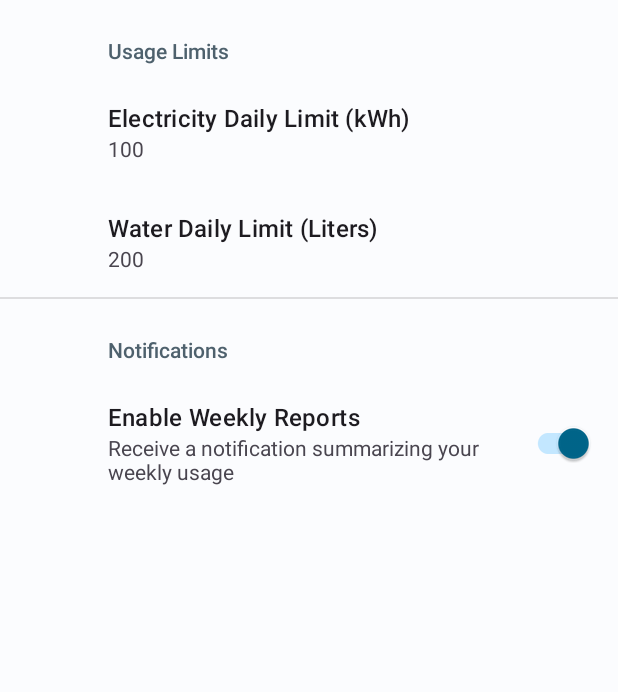
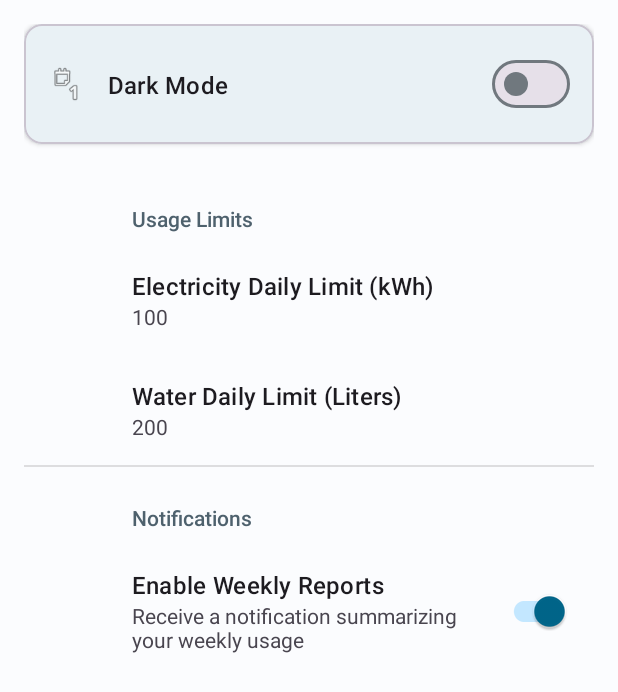
Before and after one commit to Amartyakaushik/GigaMeter, an Android app: the SettingsActivity screen opened directly, with no data from a screen before it, on a phone screen of 412 x 824 dp. Shown: the top 692 px of the screen. Run offline under Robolectric (Android 15) with nearby library versions, the phone set to English and light mode, and no system bars; our stand-ins replace Firebase (no records; nobody signed in at launch, a user with empty details on screens opened directly), androidx.preference.

Commit message:
Implemented theme change feature in settings option

```diff
--- a/app/src/main/AndroidManifest.xml
+++ b/app/src/main/AndroidManifest.xml
@@ -1,11 +1,12 @@
 <?xml version="1.0" encoding="utf-8"?>
 <manifest xmlns:android="http://schemas.android.com/apk/res/android"
-    xmlns:tools="http://schemas.android.com/tools">
+    xmlns:tools="http://schemas.android.com/tools"
+    package="com.example.gigameter">
 
     <uses-permission android:name="android.permission.POST_NOTIFICATIONS"/>
 
     <application
-        android:name=".MainApplication"
+        android:name=".GigaMeterApp"
         android:allowBackup="true"
         android:dataExtractionRules="@xml/data_extraction_rules"
         android:fullBackupContent="@xml/backup_rules"
--- /dev/null
+++ b/app/src/main/java/com/example/gigameter/GigaMeterApp.kt
@@ -0,0 +1,16 @@
+package com.example.gigameter
+
+import android.app.Application
+import com.example.gigameter.utils.ThemeManager
+
+class GigaMeterApp : Application() {
+    private lateinit var themeManager: ThemeManager
+
+    override fun onCreate() {
+        super.onCreate()
+
+        // Initialize theme
+        themeManager = ThemeManager(this)
+        themeManager.applyTheme(themeManager.isDarkMode())
+    }
+}
--- a/app/src/main/java/com/example/gigameter/SettingsActivity.kt
+++ b/app/src/main/java/com/example/gigameter/SettingsActivity.kt
@@ -2,13 +2,22 @@ package com.example.gigameter
 
 import android.os.Bundle
 import androidx.appcompat.app.AppCompatActivity
+import com.example.gigameter.databinding.ActivitySettingsBinding
 import com.example.gigameter.fragments.SettingsFragment
+import com.example.gigameter.utils.ThemeManager
 
 class SettingsActivity : AppCompatActivity() {
+    private lateinit var binding: ActivitySettingsBinding
+    private lateinit var themeManager: ThemeManager
 
     override fun onCreate(savedInstanceState: Bundle?) {
         super.onCreate(savedInstanceState)
-        setContentView(R.layout.activity_settings) // Create this layout next
+        binding = ActivitySettingsBinding.inflate(layoutInflater)
+        setContentView(binding.root)
+
+        themeManager = ThemeManager(this)
+        setupThemeSwitch()
+
         if (savedInstanceState == null) {
             supportFragmentManager
                 .beginTransaction()
@@ -18,6 +27,21 @@ class SettingsActivity : AppCompatActivity() {
         supportActionBar?.setDisplayHomeAsUpEnabled(true) // Optional: Add back button
     }
 
+    private fun setupThemeSwitch() {
+        // Set initial state
+        binding.themeSwitch.isChecked = themeManager.isDarkMode()
+
+        // Handle theme changes
+        binding.themeSwitch.setOnCheckedChangeListener { _, isChecked ->
+            themeManager.setDarkMode(isChecked)
+        }
+
+        // Make the entire card clickable
+        binding.themeCard.setOnClickListener {
+            binding.themeSwitch.toggle()
+        }
+    }
+
     // Optional: Handle back button press in action bar
     override fun onSupportNavigateUp(): Boolean {
         onBackPressedDispatcher.onBackPressed()
--- /dev/null
+++ b/app/src/main/java/com/example/gigameter/utils/ThemeManager.kt
@@ -0,0 +1,31 @@
+package com.example.gigameter.utils
+
+import android.content.Context
+import android.content.SharedPreferences
+import androidx.appcompat.app.AppCompatActivity
+import androidx.appcompat.app.AppCompatDelegate
+
+class ThemeManager(private val context: Context) {
+    private val prefs: SharedPreferences = context.getSharedPreferences(THEME_PREFS, AppCompatActivity.MODE_PRIVATE)
+
+    fun setDarkMode(isDark: Boolean) {
+        prefs.edit().putBoolean(KEY_DARK_MODE, isDark).apply()
+        applyTheme(isDark)
+    }
+
+    fun isDarkMode(): Boolean {
+        return prefs.getBoolean(KEY_DARK_MODE, false)
+    }
+
+    fun applyTheme(isDark: Boolean) {
+        AppCompatDelegate.setDefaultNightMode(
+            if (isDark) AppCompatDelegate.MODE_NIGHT_YES
+            else AppCompatDelegate.MODE_NIGHT_NO
+        )
+    }
+
+    companion object {
+        private const val THEME_PREFS = "theme_prefs"
+        private const val KEY_DARK_MODE = "dark_mode"
+    }
+}
--- a/app/src/main/res/layout/activity_settings.xml
+++ b/app/src/main/res/layout/activity_settings.xml
@@ -1,7 +1,68 @@
 <?xml version="1.0" encoding="utf-8"?>
-<FrameLayout xmlns:android="http://schemas.android.com/apk/res/android"
+<androidx.constraintlayout.widget.ConstraintLayout
+    xmlns:android="http://schemas.android.com/apk/res/android"
+    xmlns:app="http://schemas.android.com/apk/res-auto"
     xmlns:tools="http://schemas.android.com/tools"
-    android:id="@+id/settings_container"
     android:layout_width="match_parent"
     android:layout_height="match_parent"
-    tools:context=".SettingsActivity" />
+    android:padding="16dp"
+    tools:context=".SettingsActivity">
+
+    <com.google.android.material.card.MaterialCardView
+        android:id="@+id/themeCard"
+        android:layout_width="match_parent"
+        android:layout_height="wrap_content"
+        app:cardCornerRadius="12dp"
+        app:cardElevation="2dp"
+        app:layout_constraintTop_toTopOf="parent">
+
+        <androidx.constraintlayout.widget.ConstraintLayout
+            android:layout_width="match_parent"
+            android:layout_height="wrap_content"
+            android:padding="16dp">
+
+            <ImageView
+                android:id="@+id/themeIcon"
+                android:layout_width="24dp"
+                android:layout_height="24dp"
+                android:src="@android:drawable/ic_menu_day"
+                app:layout_constraintStart_toStartOf="parent"
+                app:layout_constraintTop_toTopOf="parent"
+                app:layout_constraintBottom_toBottomOf="parent"
+                android:contentDescription="Theme icon" />
+
+            <TextView
+                android:id="@+id/themeTitle"
+                android:layout_width="0dp"
+                android:layout_height="wrap_content"
+                android:text="Dark Mode"
+                android:textAppearance="@style/TextAppearance.Material3.TitleMedium"
+                android:layout_marginStart="16dp"
+                app:layout_constraintStart_toEndOf="@id/themeIcon"
+                app:layout_constraintTop_toTopOf="parent"
+                app:layout_constraintBottom_toBottomOf="parent"
+                app:layout_constraintEnd_toStartOf="@id/themeSwitch" />
+
+            <com.google.android.material.materialswitch.MaterialSwitch
+                android:id="@+id/themeSwitch"
+                android:layout_width="wrap_content"
+                android:layout_height="wrap_content"
+                app:layout_constraintEnd_toEndOf="parent"
+                app:layout_constraintTop_toTopOf="parent"
+                app:layout_constraintBottom_toBottomOf="parent" />
+
+        </androidx.constraintlayout.widget.ConstraintLayout>
+
+    </com.google.android.material.card.MaterialCardView>
+
+    <FrameLayout
+        android:id="@+id/settings_container"
+        android:layout_width="match_parent"
+        android:layout_height="0dp"
+        android:layout_marginTop="16dp"
+        app:layout_constraintTop_toBottomOf="@id/themeCard"
+        app:layout_constraintBottom_toBottomOf="parent"
+        app:layout_constraintStart_toStartOf="parent"
+        app:layout_constraintEnd_toEndOf="parent"/>
+
+</androidx.constraintlayout.widget.ConstraintLayout>
```
